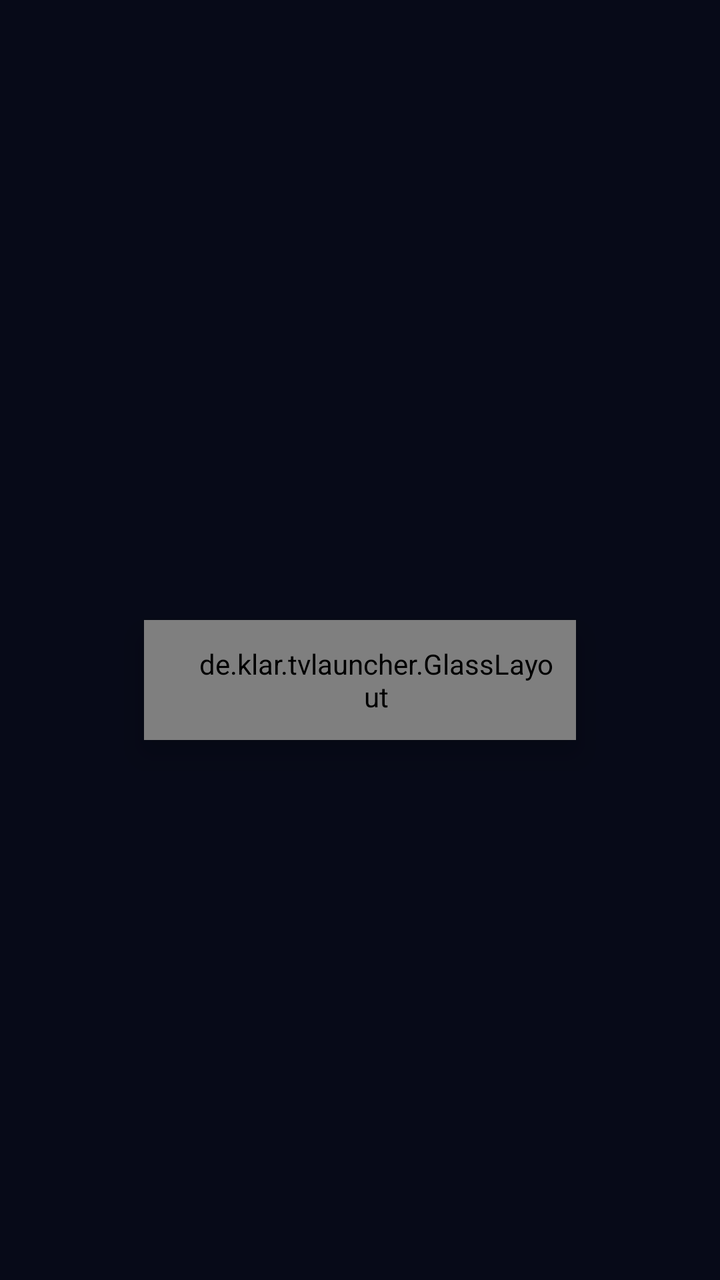
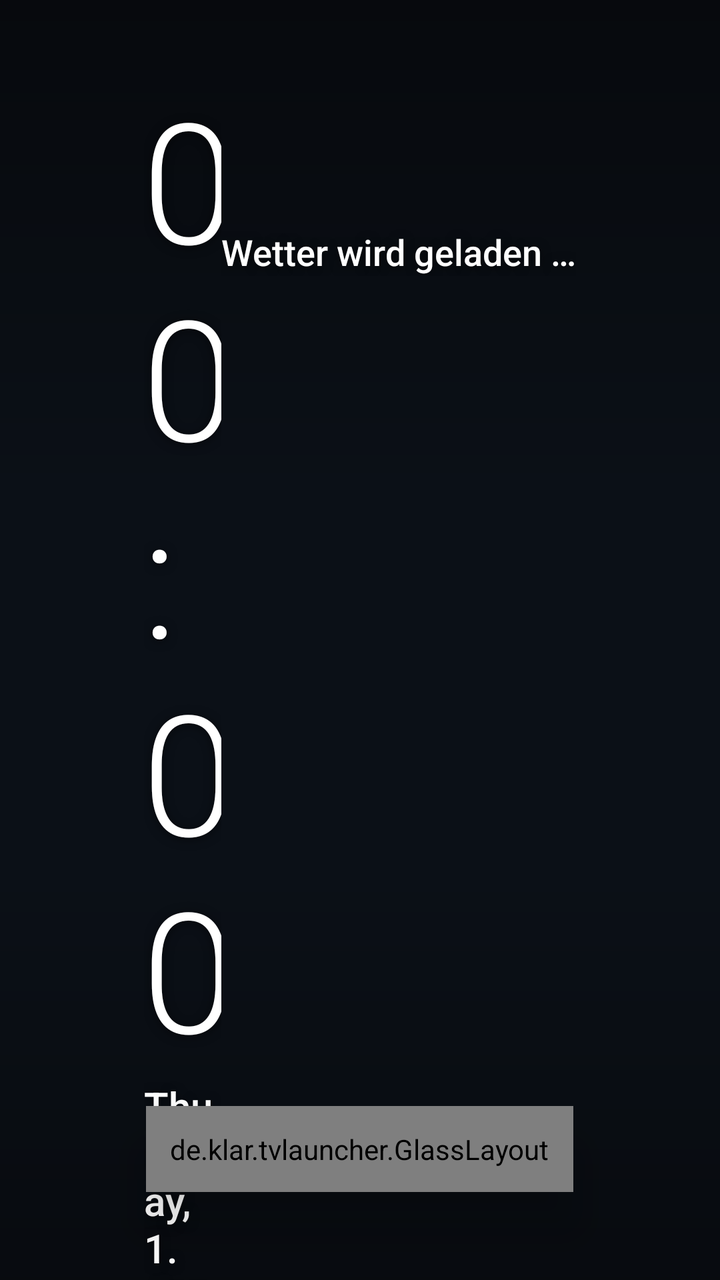

Screens rendered from an Android XML layout before and after an edit, with the pre-edit source and the edit as a unified diff.
<!-- AndroidManifest.xml: application theme Theme.Klar -->
<!-- res/layout/activity_main.xml -->
<?xml version="1.0" encoding="utf-8"?>
<FrameLayout xmlns:android="http://schemas.android.com/apk/res/android"
    xmlns:app="http://schemas.android.com/apk/res-auto"
    android:id="@+id/root"
    android:layout_width="match_parent"
    android:layout_height="match_parent"
    android:background="@color/bg">

    <LinearLayout
        android:layout_width="match_parent"
        android:layout_height="match_parent"
        android:clipChildren="false"
        android:clipToPadding="false"
        android:orientation="vertical"
        android:paddingStart="72dp"
        android:paddingTop="40dp"
        android:paddingEnd="72dp">

        <LinearLayout
            android:layout_width="match_parent"
            android:layout_height="wrap_content"
            android:baselineAligned="false"
            android:clipChildren="false"
            android:gravity="center_vertical"
            android:orientation="horizontal">

            
            <LinearLayout
                android:layout_width="0dp"
                android:layout_height="wrap_content"
                android:layout_weight="1"
                android:orientation="vertical">

                <TextClock
                    android:id="@+id/clock"
                    android:layout_width="wrap_content"
                    android:layout_height="wrap_content"
                    android:fontFamily="sans-serif-light"
                    android:format12Hour="HH:mm"
                    android:format24Hour="HH:mm"
                    android:includeFontPadding="false"
                    android:letterSpacing="-0.02"
                    android:textColor="@color/text"
                    android:textSize="72sp" />

                <TextClock
                    android:id="@+id/date"
                    android:layout_width="wrap_content"
                    android:layout_height="wrap_content"
                    android:layout_marginTop="2dp"
                    android:fontFamily="sans-serif-medium"
                    android:format12Hour="EEEE, d. MMMM"
                    android:format24Hour="EEEE, d. MMMM"
                    android:textColor="@color/text_content_secondary"
                    android:textSize="18sp" />
            </LinearLayout>

            
            <de.klar.tvlauncher.GlassLayout
                android:id="@+id/glass_bar"
                android:layout_width="wrap_content"
                android:layout_height="60dp"
                android:elevation="10dp"
                android:paddingStart="24dp"
                android:paddingEnd="8dp"
                app:glassDim="0.28">

                <LinearLayout
                    android:layout_width="wrap_content"
                    android:layout_height="match_parent"
                    android:gravity="center_vertical"
                    android:orientation="horizontal">

                    
                    <TextView
                        android:id="@+id/weather_temp"
                        android:layout_width="wrap_content"
                        android:layout_height="wrap_content"
                        android:fontFamily="sans-serif-medium"
                        android:textColor="@color/text"
                        android:textSize="22sp" />

                    <TextView
                        android:id="@+id/weather_text"
                        android:layout_width="wrap_content"
                        android:layout_height="wrap_content"
                        android:layout_marginStart="10dp"
                        android:text="@string/weather_loading"
                        android:textColor="@color/text"
                        android:textSize="16sp" />

                    <View
                        android:layout_width="1dp"
                        android:layout_height="24dp"
                        android:layout_marginStart="18dp"
                        android:layout_marginEnd="8dp"
                        android:background="#40FFFFFF" />

                    
                    <FrameLayout
                        android:id="@+id/settings_button"
                        android:layout_width="44dp"
                        android:layout_height="44dp"
                        android:background="@drawable/bar_button"
                        android:contentDescription="@string/settings"
                        android:focusable="true"
                        android:focusableInTouchMode="true">

                        <ImageView
                            android:layout_width="24dp"
                            android:layout_height="24dp"
                            android:layout_gravity="center"
                            android:duplicateParentState="true"
                            android:importantForAccessibility="no"
                            android:src="@drawable/ic_settings"
                            android:tint="@color/bar_icon_tint" />
                    </FrameLayout>
                </LinearLayout>
            </de.klar.tvlauncher.GlassLayout>
        </LinearLayout>

        
        <androidx.recyclerview.widget.RecyclerView
            android:id="@+id/grid"
            android:layout_width="match_parent"
            android:layout_height="0dp"
            android:layout_marginStart="-14dp"
            android:layout_marginTop="36dp"
            android:layout_marginEnd="-14dp"
            android:layout_weight="1"
            android:clipChildren="false"
            android:clipToPadding="false"
            android:paddingTop="12dp"
            android:paddingBottom="48dp" />
    </LinearLayout>
</FrameLayout>
<!-- resources referenced by this layout -->
<resources>
  <color name="bg">#070A18</color>
  <color name="text">#FFFFFF</color>
  <color name="text_content_secondary">#B4BAD6</color>
  <!-- drawable bar_button (drawable) -->
  <?xml version="1.0" encoding="utf-8"?>
  <selector xmlns:android="http://schemas.android.com/apk/res/android">
      <item android:state_focused="true">
          <shape android:shape="oval"><solid android:color="@color/focus" /></shape>
      </item>
      <item>
          <shape android:shape="oval"><solid android:color="@android:color/transparent" /></shape>
      </item>
  </selector>
  <string name="settings">Einstellungen</string>
  <string name="weather_loading">Wetter wird geladen …</string>
  <style name="Theme.Klar" parent="@android:style/Theme.Material.NoActionBar.Fullscreen">
          <item name="android:windowBackground">@color/bg</item>
          <item name="android:colorAccent">@color/accent</item>
          <item name="android:textColor">@color/text</item>
          <item name="android:windowAnimationStyle">@null</item>
      </style>
  <color name="focus">#FFFFFF</color>
  <color name="accent">#0A84FF</color>
  <!-- unchanged entries left out for length: 1 -->
</resources>

<!-- the commit's change to res/layout/activity_main.xml (unified diff, before → after) -->
@@ -4,133 +4,167 @@
     android:id="@+id/root"
     android:layout_width="match_parent"
     android:layout_height="match_parent"
-    android:background="@color/bg">
+    android:background="@color/bg"
+    android:clipChildren="false">
 
+    <ImageView
+        android:id="@+id/wallpaper"
+        android:layout_width="match_parent"
+        android:layout_height="match_parent"
+        android:importantForAccessibility="no"
+        android:scaleType="centerCrop" />
+
+    <View
+        android:layout_width="match_parent"
+        android:layout_height="260dp"
+        android:background="@drawable/scrim_top" />
+
+    <View
+        android:layout_width="match_parent"
+        android:layout_height="220dp"
+        android:layout_gravity="bottom"
+        android:background="@drawable/scrim_bottom" />
+
+    
     <LinearLayout
         android:layout_width="match_parent"
-        android:layout_height="match_parent"
-        android:clipChildren="false"
-        android:clipToPadding="false"
-        android:orientation="vertical"
+        android:layout_height="wrap_content"
+        android:baselineAligned="false"
+        android:orientation="horizontal"
         android:paddingStart="72dp"
-        android:paddingTop="40dp"
+        android:paddingTop="44dp"
         android:paddingEnd="72dp">
 
         <LinearLayout
-            android:layout_width="match_parent"
+            android:layout_width="0dp"
             android:layout_height="wrap_content"
-            android:baselineAligned="false"
+            android:layout_weight="1"
+            android:orientation="vertical">
+
+            <TextClock
+                android:id="@+id/clock"
+                style="@style/OnImage"
+                android:fontFamily="sans-serif-light"
+                android:format12Hour="HH:mm"
+                android:format24Hour="HH:mm"
+                android:includeFontPadding="false"
+                android:letterSpacing="-0.02"
+                android:textSize="84sp" />
+
+            <TextClock
+                android:id="@+id/date"
+                style="@style/OnImage"
+                android:layout_marginTop="2dp"
+                android:fontFamily="sans-serif-medium"
+                android:format12Hour="EEEE, d. MMMM"
+                android:format24Hour="EEEE, d. MMMM"
+                android:textSize="20sp" />
+        </LinearLayout>
+
+        <LinearLayout
+            android:layout_width="wrap_content"
+            android:layout_height="wrap_content"
+            android:gravity="end"
+            android:orientation="vertical">
+
+            <TextView
+                android:id="@+id/weather_temp"
+                style="@style/OnImage"
+                android:fontFamily="sans-serif-light"
+                android:includeFontPadding="false"
+                android:textSize="56sp" />
+
+            <TextView
+                android:id="@+id/weather_text"
+                style="@style/OnImage"
+                android:layout_marginTop="4dp"
+                android:fontFamily="sans-serif-medium"
+                android:text="@string/weather_loading"
+                android:textSize="18sp" />
+        </LinearLayout>
+    </LinearLayout>
+
+    
+    <LinearLayout
+        android:layout_width="match_parent"
+        android:layout_height="wrap_content"
+        android:layout_gravity="bottom"
+        android:clipChildren="false"
+        android:clipToPadding="false"
+        android:gravity="center_horizontal"
+        android:orientation="vertical"
+        android:paddingBottom="44dp">
+
+        <TextView
+            android:id="@+id/dock_label"
+            style="@style/OnImage"
+            android:layout_marginBottom="14dp"
+            android:fontFamily="sans-serif-medium"
+            android:textSize="20sp" />
+
+        
+        <de.klar.tvlauncher.GlassLayout
+            android:id="@+id/dock"
+            android:layout_width="wrap_content"
+            android:layout_height="wrap_content"
             android:clipChildren="false"
-            android:gravity="center_vertical"
-            android:orientation="horizontal">
+            android:clipToPadding="false"
+            android:elevation="16dp"
+            android:padding="12dp"
+            app:glassDim="0.22"
+            app:glassRadius="30dp">
 
-            
             <LinearLayout
-                android:layout_width="0dp"
+                android:layout_width="wrap_content"
                 android:layout_height="wrap_content"
-                android:layout_weight="1"
-                android:orientation="vertical">
+                android:clipChildren="false"
+                android:gravity="center_vertical"
+                android:orientation="horizontal">
 
-                <TextClock
-                    android:id="@+id/clock"
+                <androidx.recyclerview.widget.RecyclerView
+                    android:id="@+id/dock_list"
                     android:layout_width="wrap_content"
                     android:layout_height="wrap_content"
-                    android:fontFamily="sans-serif-light"
-                    android:format12Hour="HH:mm"
-                    android:format24Hour="HH:mm"
-                    android:includeFontPadding="false"
-                    android:letterSpacing="-0.02"
+                    android:clipChildren="false"
+                    android:clipToPadding="false"
+                    android:overScrollMode="never" />
+
+                <TextView
+                    android:id="@+id/dock_empty"
+                    android:layout_width="wrap_content"
+                    android:layout_height="50dp"
+                    android:gravity="center"
+                    android:paddingStart="16dp"
+                    android:paddingEnd="8dp"
+                    android:text="@string/dock_empty"
                     android:textColor="@color/text"
-                    android:textSize="72sp" />
+                    android:textSize="16sp"
+                    android:visibility="gone" />
 
-                <TextClock
-                    android:id="@+id/date"
-                    android:layout_width="wrap_content"
-                    android:layout_height="wrap_content"
-                    android:layout_marginTop="2dp"
-                    android:fontFamily="sans-serif-medium"
-                    android:format12Hour="EEEE, d. MMMM"
-                    android:format24Hour="EEEE, d. MMMM"
-                    android:textColor="@color/text_content_secondary"
-                    android:textSize="18sp" />
+                <View
+                    android:layout_width="1dp"
+                    android:layout_height="32dp"
+                    android:layout_marginStart="8dp"
+                    android:layout_marginEnd="14dp"
+                    android:background="#4DFFFFFF" />
+
+                <FrameLayout
+                    android:id="@+id/all_apps_button"
+                    style="@style/DockButton"
+                    android:contentDescription="@string/all_apps">
+
+                    <ImageView style="@style/DockButtonIcon" android:src="@drawable/ic_apps" />
+                </FrameLayout>
+
+                <FrameLayout
+                    android:id="@+id/settings_button"
+                    style="@style/DockButton"
+                    android:layout_marginStart="12dp"
+                    android:contentDescription="@string/settings">
+
+                    <ImageView style="@style/DockButtonIcon" android:src="@drawable/ic_settings" />
+                </FrameLayout>
             </LinearLayout>
-
-            
-            <de.klar.tvlauncher.GlassLayout
-                android:id="@+id/glass_bar"
-                android:layout_width="wrap_content"
-                android:layout_height="60dp"
-                android:elevation="10dp"
-                android:paddingStart="24dp"
-                android:paddingEnd="8dp"
-                app:glassDim="0.28">
-
-                <LinearLayout
-                    android:layout_width="wrap_content"
-                    android:layout_height="match_parent"
-                    android:gravity="center_vertical"
-                    android:orientation="horizontal">
-
-                    
-                    <TextView
-                        android:id="@+id/weather_temp"
-                        android:layout_width="wrap_content"
-                        android:layout_height="wrap_content"
-                        android:fontFamily="sans-serif-medium"
-                        android:textColor="@color/text"
-                        android:textSize="22sp" />
-
-                    <TextView
-                        android:id="@+id/weather_text"
-                        android:layout_width="wrap_content"
-                        android:layout_height="wrap_content"
-                        android:layout_marginStart="10dp"
-                        android:text="@string/weather_loading"
-                        android:textColor="@color/text"
-                        android:textSize="16sp" />
-
-                    <View
-                        android:layout_width="1dp"
-                        android:layout_height="24dp"
-                        android:layout_marginStart="18dp"
-                        android:layout_marginEnd="8dp"
-                        android:background="#40FFFFFF" />
-
-                    
-                    <FrameLayout
-                        android:id="@+id/settings_button"
-                        android:layout_width="44dp"
-                        android:layout_height="44dp"
-                        android:background="@drawable/bar_button"
-                        android:contentDescription="@string/settings"
-                        android:focusable="true"
-                        android:focusableInTouchMode="true">
-
-                        <ImageView
-                            android:layout_width="24dp"
-                            android:layout_height="24dp"
-                            android:layout_gravity="center"
-                            android:duplicateParentState="true"
-                            android:importantForAccessibility="no"
-                            android:src="@drawable/ic_settings"
-                            android:tint="@color/bar_icon_tint" />
-                    </FrameLayout>
-                </LinearLayout>
-            </de.klar.tvlauncher.GlassLayout>
-        </LinearLayout>
-
-        
-        <androidx.recyclerview.widget.RecyclerView
-            android:id="@+id/grid"
-            android:layout_width="match_parent"
-            android:layout_height="0dp"
-            android:layout_marginStart="-14dp"
-            android:layout_marginTop="36dp"
-            android:layout_marginEnd="-14dp"
-            android:layout_weight="1"
-            android:clipChildren="false"
-            android:clipToPadding="false"
-            android:paddingTop="12dp"
-            android:paddingBottom="48dp" />
+        </de.klar.tvlauncher.GlassLayout>
     </LinearLayout>
 </FrameLayout>
<!-- resource entries referenced after the edit -->
@@ -1,26 +1,66 @@
 <!-- resources referenced by this layout -->
 <resources>
-  <color name="bg">#070A18</color>
+  <color name="bg">#0B1017</color>
   <color name="text">#FFFFFF</color>
-  <color name="text_content_secondary">#B4BAD6</color>
-  <!-- drawable bar_button (drawable) -->
+  <!-- drawable ic_apps (drawable) -->
+  <vector xmlns:android="http://schemas.android.com/apk/res/android"
+      android:width="24dp" android:height="24dp" android:viewportWidth="24" android:viewportHeight="24">
+      <path android:fillColor="#FFFFFFFF"
+          android:pathData="M4,4h4v4h-4z M10,4h4v4h-4z M16,4h4v4h-4z M4,10h4v4h-4z M10,10h4v4h-4z M16,10h4v4h-4z M4,16h4v4h-4z M10,16h4v4h-4z M16,16h4v4h-4z" />
+  </vector>
+  <!-- drawable scrim_bottom (drawable) -->
+  <?xml version="1.0" encoding="utf-8"?>
+  <shape xmlns:android="http://schemas.android.com/apk/res/android">
+      <gradient android:angle="90" android:startColor="#59000000" android:endColor="#00000000" />
+  </shape>
+  <!-- drawable scrim_top (drawable) -->
+  <?xml version="1.0" encoding="utf-8"?>
+  <shape xmlns:android="http://schemas.android.com/apk/res/android">
+      <gradient android:angle="270" android:startColor="#73000000" android:endColor="#00000000" />
+  </shape>
+  <string name="all_apps">Alle Apps</string>
+  <string name="dock_empty">Apps über „Alle Apps“ hinzufügen</string>
+  <string name="settings">Einstellungen</string>
+  <string name="weather_loading">Wetter wird geladen …</string>
+  <style name="DockButton">
+          <item name="android:layout_width">50dp</item>
+          <item name="android:layout_height">50dp</item>
+          <item name="android:background">@drawable/dock_button</item>
+          <item name="android:focusable">true</item>
+          <item name="android:focusableInTouchMode">true</item>
+      </style>
+  <style name="DockButtonIcon">
+          <item name="android:layout_width">24dp</item>
+          <item name="android:layout_height">24dp</item>
+          <item name="android:layout_gravity">center</item>
+          <item name="android:duplicateParentState">true</item>
+          <item name="android:importantForAccessibility">no</item>
+          <item name="android:tint">@color/bar_icon_tint</item>
+      </style>
+  <style name="OnImage">
+          <item name="android:layout_width">wrap_content</item>
+          <item name="android:layout_height">wrap_content</item>
+          <item name="android:textColor">@color/text</item>
+          <item name="android:shadowColor">#80000000</item>
+          <item name="android:shadowDy">2</item>
+          <item name="android:shadowRadius">12</item>
+      </style>
+  <style name="Theme.Klar" parent="@android:style/Theme.Material.NoActionBar.Fullscreen">
+          <item name="android:windowBackground">@color/bg</item>
+          <item name="android:colorAccent">@color/accent</item>
+          <item name="android:textColor">@color/text</item>
+          <item name="android:windowAnimationStyle">@null</item>
+      </style>
+  <!-- drawable dock_button (drawable) -->
   <?xml version="1.0" encoding="utf-8"?>
   <selector xmlns:android="http://schemas.android.com/apk/res/android">
       <item android:state_focused="true">
           <shape android:shape="oval"><solid android:color="@color/focus" /></shape>
       </item>
       <item>
-          <shape android:shape="oval"><solid android:color="@android:color/transparent" /></shape>
+          <shape android:shape="oval"><solid android:color="#33FFFFFF" /></shape>
       </item>
   </selector>
-  <string name="settings">Einstellungen</string>
-  <string name="weather_loading">Wetter wird geladen …</string>
-  <style name="Theme.Klar" parent="@android:style/Theme.Material.NoActionBar.Fullscreen">
-          <item name="android:windowBackground">@color/bg</item>
-          <item name="android:colorAccent">@color/accent</item>
-          <item name="android:textColor">@color/text</item>
-          <item name="android:windowAnimationStyle">@null</item>
-      </style>
   <color name="focus">#FFFFFF</color>
   <color name="accent">#0A84FF</color>
   <!-- unchanged entries left out for length: 1 -->
